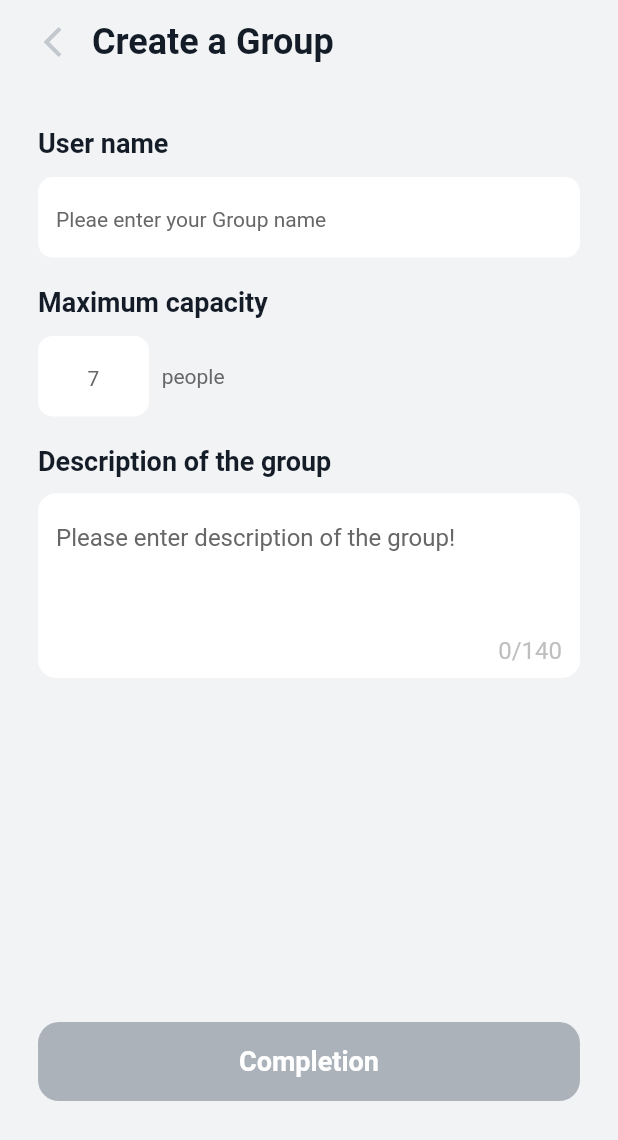
After one commit to gdsc-ys/GreenLight-flutter, a Flutter app: the CreateGroupView screen opened directly, after a tap on "Completion", on a phone screen of 412 x 824 dp. The commit adds this screen. Shown: the top 1140 px of the screen. Run offline on Flutter 3.47's test engine with Material 2 defaults, Android fonts, the phone set to English and light mode, and no system bars; our stand-ins replace cloud_firestore, firebase_auth, firebase_core, flutter_screenutil, flutter_spinkit, fluttertoast and 3 more; accounts and stored records are empty; network calls fail.

Commit message:
add creategroupview

```diff
--- /dev/null
+++ b/lib/screens/home/creategroupview.dart
@@ -0,0 +1,336 @@
+import 'package:flutter/material.dart';
+import 'package:flutter_screenutil/flutter_screenutil.dart';
+import 'package:green_light/screens/home/groupview.dart';
+
+class CreateGroupView extends StatefulWidget {
+  const CreateGroupView({Key? key}) : super(key: key);
+
+  @override
+  State<CreateGroupView> createState() => _CreateGroupViewState();
+}
+
+class _CreateGroupViewState extends State<CreateGroupView> {
+
+  final _groupNameController = TextEditingController();
+  final _capacityController = TextEditingController();
+  final _descriptionController = TextEditingController();
+
+  @override
+  void dispose() {
+    _groupNameController.dispose();
+    _capacityController.dispose();
+    _descriptionController.dispose();
+    super.dispose();
+  }
+
+  @override
+  Widget build(BuildContext context) {
+    return Scaffold(
+      appBar: AppBar(
+        elevation: 0,
+        titleSpacing: 0,
+        leading: Container(
+          margin: EdgeInsets.only(left: 20.w),
+          child: IconButton(
+            icon: const Icon(Icons.arrow_back_ios),
+            color: const Color(0xffC3C8CE),
+            onPressed: () {
+              Navigator.pop(context);
+            },
+          ),
+        ),
+        backgroundColor: const Color(0xffF2F3F5),
+        title: Container(
+          margin: EdgeInsets.only(left: 5.w),
+          alignment: Alignment.centerLeft,
+          child: const Text(
+            'Create a Group',
+            style: TextStyle(
+              fontWeight: FontWeight.w600,
+              fontSize: 24,
+              color: Color(0xff141C27),
+            ),
+          ),
+        ),
+      ),
+      body: GestureDetector(
+        onTap: () => FocusScope.of(context).unfocus(),
+        child: SingleChildScrollView(
+          child: Container(
+            width: 390.w,
+            height: 750.h,
+            decoration: const BoxDecoration(
+              color: Color(0xffF2F3F5),
+            ),
+            child: Column(
+              crossAxisAlignment: CrossAxisAlignment.stretch,
+              children: <Widget>[
+                _buildGroupName(_groupNameController),
+                _buildCapacity(_capacityController),
+                _buildDescription(_descriptionController),
+                _buildCompletionButton(_groupNameController, _capacityController, _descriptionController),
+              ],
+            ),
+          ),
+        ),
+      ),
+    );
+  }
+}
+
+Widget _buildGroupName(TextEditingController groupNameController) {
+  return Container(
+    margin: EdgeInsets.only(top: 30.h),
+    child: Column(
+      children: <Widget>[
+        _groupNameTitle(),
+        _groupNameInput(groupNameController),
+      ],
+    ),
+  );
+}
+
+Widget _groupNameTitle() {
+  return Container(
+    margin: EdgeInsets.only(left: 24.w),
+    alignment: Alignment.centerLeft,
+    child: const Text(
+      'User name',
+      style: TextStyle(
+        fontSize: 18,
+        fontWeight: FontWeight.w600,
+        color: Color(0xff141C27),
+      ),
+    ),
+  );
+}
+
+Widget _groupNameInput(TextEditingController groupNameController) {
+  return Container(
+    height: 55.h,
+    margin: EdgeInsets.only(top: 12.h, left: 24.w, right: 24.w),
+    child: TextField(
+      controller: groupNameController,
+      decoration: InputDecoration(
+        filled: true,
+        fillColor: const Color(0xffFFFFFF),
+        enabledBorder: OutlineInputBorder(
+            borderRadius: BorderRadius.circular(10),
+            borderSide: BorderSide.none
+        ),
+        focusedBorder: OutlineInputBorder(
+            borderRadius: BorderRadius.circular(10),
+            borderSide: BorderSide.none
+        ),
+        hintText: 'Pleae enter your Group name',
+        hintStyle: const TextStyle(
+          fontSize: 14,
+          fontWeight: FontWeight.w400,
+          color: Color(0xff676767),
+        ),
+      ),
+    ),
+  );
+}
+
+Widget _buildCapacity(TextEditingController capacityController) {
+  return Container(
+    margin: EdgeInsets.only(top: 20.h),
+    child: Column(
+      children: <Widget>[
+        _capacityTitle(),
+        _capacityInputs(capacityController),
+      ],
+    ),
+  );
+}
+
+Widget _capacityTitle() {
+  return Container(
+    margin: EdgeInsets.only(left: 24.w),
+    alignment: Alignment.centerLeft,
+    child: const Text(
+      'Maximum capacity',
+      style: TextStyle(
+        fontSize: 18,
+        fontWeight: FontWeight.w600,
+        color: Color(0xff141C27),
+      ),
+    ),
+  );
+}
+
+Widget _capacityInputs(TextEditingController capacityController) {
+  return Container(
+    margin: EdgeInsets.only(top: 12.h),
+    child: Row(
+      children: <Widget>[
+        _capacityInput(capacityController),
+        _capacityUnit(),
+      ],
+    ),
+  );
+}
+
+Widget _capacityInput(TextEditingController capacityController) {
+  return Container(
+    width: 70.w,
+    height: 55.h,
+    margin: EdgeInsets.only(left: 24.w),
+    child: TextField(
+      controller: capacityController,
+      textAlign: TextAlign.center,
+      keyboardType: TextInputType.number,
+      decoration: InputDecoration(
+        filled: true,
+        fillColor: const Color(0xffFFFFFF),
+        enabledBorder: OutlineInputBorder(
+            borderRadius: BorderRadius.circular(10),
+            borderSide: BorderSide.none
+        ),
+        focusedBorder: OutlineInputBorder(
+            borderRadius: BorderRadius.circular(10),
+            borderSide: BorderSide.none
+        ),
+        hintText: '7',
+        hintStyle: const TextStyle(
+          fontSize: 14,
+          fontWeight: FontWeight.w400,
+          color: Color(0xff676767),
+        ),
+      ),
+    ),
+  );
+}
+
+Widget _capacityUnit() {
+  return Container(
+    margin: EdgeInsets.only(left: 8.w),
+    child: const Text(
+      'people',
+      style: TextStyle(
+        fontWeight: FontWeight.w400,
+        fontSize: 14,
+        color: Color(0xff676767),
+      ),
+    ),
+  );
+}
+
+Widget _buildDescription(TextEditingController descriptionController) {
+  return Container(
+    margin: EdgeInsets.only(top: 20.h),
+    child: Column(
+      children: <Widget>[
+        _descriptionTitle(),
+        _descriptionInput(descriptionController),
+      ],
+    ),
+  );
+}
+
+Widget _descriptionTitle() {
+  return Container(
+    margin: EdgeInsets.only(left: 24.w),
+    alignment: Alignment.centerLeft,
+    child: const Text(
+      'Description of the group',
+      style: TextStyle(
+        fontSize: 18,
+        fontWeight: FontWeight.w600,
+        color: Color(0xff141C27),
+      ),
+    ),
+  );
+}
+
+Widget _descriptionInput(TextEditingController descriptionController) {
+  return Container(
+    height: 126.h,
+    margin: EdgeInsets.only(top: 11.h, left: 24.w, right: 24.w),
+    padding: EdgeInsets.only(bottom: 13.h),
+    decoration: const BoxDecoration(
+      borderRadius: BorderRadius.all(Radius.circular(12.0)),
+      color: Color(0xffFFFFFF),
+    ),
+    child: TextField(
+      controller: descriptionController,
+      keyboardType: TextInputType.multiline,
+      maxLines: 5,
+      maxLength: 140,
+      decoration: InputDecoration(
+        enabledBorder: OutlineInputBorder(
+          borderRadius: const BorderRadius.all(Radius.circular(20)),
+          borderSide: BorderSide(
+            color: Colors.transparent,
+            width: 342.w,
+          ),
+        ),
+        counterStyle: const TextStyle(
+          fontSize: 16,
+          fontWeight: FontWeight.w400,
+          color: Color(0xffBFBFBF),
+        ),
+        focusedBorder: OutlineInputBorder(
+          borderRadius: const BorderRadius.all(Radius.circular(20)),
+          borderSide: BorderSide(
+            color: Colors.transparent,
+            width: 342.w,
+          ),
+        ),
+        hintText: 'Please enter description of the group!',
+        hintStyle: const TextStyle(
+          fontSize: 16,
+          fontWeight: FontWeight.w400,
+          color: Color(0xff676767),
+        ),
+      ),
+    ),
+  );
+}
+
+Widget _buildCompletionButton(
+    TextEditingController groupNameController,
+    TextEditingController capacityController,
+    TextEditingController descriptionController) {
+  Color buttonColor = const Color(0xffABB2BA);
+  if ((groupNameController.text.isNotEmpty) && (capacityController.text.isNotEmpty)
+      && (descriptionController.text.isNotEmpty)) {
+    buttonColor = const Color(0xff5DC86C);
+  } else {
+    buttonColor = const Color(0xffABB2BA);
+  }
+  return Builder(
+      builder: (context) {
+        return Container(
+          margin: EdgeInsets.only(top: 235.h, left: 24.w, right: 24.w),
+          child: ElevatedButton(
+            style: ElevatedButton.styleFrom(
+              shape: const RoundedRectangleBorder(
+                borderRadius: BorderRadius.all(Radius.circular(14)),
+              ),
+              backgroundColor: buttonColor,
+              minimumSize: Size(342.w, 54.h),
+              elevation: 0,
+            ),
+            onPressed: () {
+              if (buttonColor == const Color(0xff5DC86C)) {
+                Navigator.push(
+                  context,
+                  MaterialPageRoute(builder: (context) => const GroupPage(),
+                  ),
+                );
+              }
+            },
+            child: const Text(
+              'Completion',
+              style: TextStyle(
+                fontWeight: FontWeight.w600,
+                fontSize: 18,
+              ),
+            ),
+          ),
+        );
+      }
+  );
+}
--- a/lib/screens/home/groupview.dart
+++ b/lib/screens/home/groupview.dart
@@ -1,5 +1,6 @@
 import 'package:flutter/material.dart';
 import 'package:flutter_screenutil/flutter_screenutil.dart';
+import 'package:green_light/screens/home/creategroupview.dart';
 import 'package:green_light/screens/home/drawerview.dart';
 
 class GroupPage extends StatelessWidget {
@@ -26,7 +27,13 @@ class GroupPage extends StatelessWidget {
       floatingActionButton: FloatingActionButton(
         backgroundColor: const Color(0xff5DC86C),
         child: const Icon(Icons.add),
-        onPressed: () {},
+        onPressed: () {
+          Navigator.push(
+            context,
+            MaterialPageRoute(builder: (context) => const CreateGroupView(),
+            ),
+          );
+        },
       ),
     );
 
```
